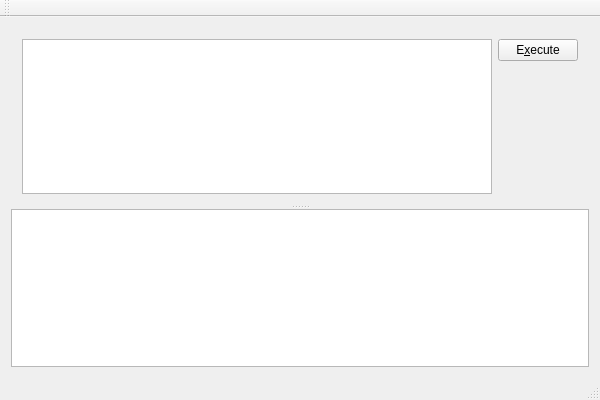
This is mainwindow.ui in Mange/DBLite as Qt 5 draws it before an edit. The edited form follows.
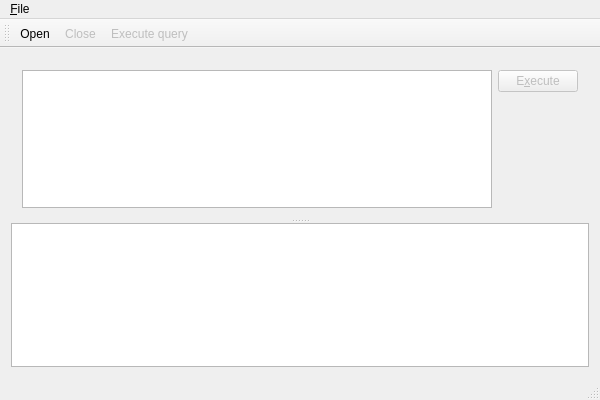
This is the edited form.

Commit message: Connecting and executing SQL is now possible

What changed in the file:
```diff
--- a/mainwindow.ui
+++ b/mainwindow.ui
@@ -20,7 +20,7 @@
       <property name="orientation">
        <enum>Qt::Vertical</enum>
       </property>
-      <widget class="QWidget" name="">
+      <widget class="QWidget" name="layoutWidget">
        <layout class="QHBoxLayout" name="horizontalLayout">
         <item>
          <widget class="QPlainTextEdit" name="queryEdit"/>
@@ -29,6 +29,9 @@
          <layout class="QVBoxLayout" name="verticalLayout">
           <item>
            <widget class="QPushButton" name="executeQueryButton">
+            <property name="enabled">
+             <bool>false</bool>
+            </property>
             <property name="text">
              <string>E&amp;xecute</string>
             </property>
@@ -65,6 +68,16 @@
      <height>22</height>
     </rect>
    </property>
+   <widget class="QMenu" name="menu_File">
+    <property name="title">
+     <string>&amp;File</string>
+    </property>
+    <addaction name="actionOpen"/>
+    <addaction name="actionClose"/>
+    <addaction name="separator"/>
+    <addaction name="actionExecute_query"/>
+   </widget>
+   <addaction name="menu_File"/>
   </widget>
   <widget class="QToolBar" name="mainToolBar">
    <attribute name="toolBarArea">
@@ -73,8 +86,53 @@
    <attribute name="toolBarBreak">
     <bool>false</bool>
    </attribute>
+   <addaction name="actionOpen"/>
+   <addaction name="actionClose"/>
+   <addaction name="actionExecute_query"/>
   </widget>
   <widget class="QStatusBar" name="statusBar"/>
+  <action name="actionOpen">
+   <property name="text">
+    <string>Open</string>
+   </property>
+   <property name="toolTip">
+    <string>Open a SQLite 3 database</string>
+   </property>
+   <property name="shortcut">
+    <string>Ctrl+O</string>
+   </property>
+   <property name="menuRole">
+    <enum>QAction::TextHeuristicRole</enum>
+   </property>
+  </action>
+  <action name="actionExecute_query">
+   <property name="enabled">
+    <bool>false</bool>
+   </property>
+   <property name="text">
+    <string>Execute query</string>
+   </property>
+   <property name="toolTip">
+    <string>Execute the entered query</string>
+   </property>
+   <property name="shortcut">
+    <string>Ctrl+E</string>
+   </property>
+  </action>
+  <action name="actionClose">
+   <property name="enabled">
+    <bool>false</bool>
+   </property>
+   <property name="text">
+    <string>Close</string>
+   </property>
+   <property name="toolTip">
+    <string>Close the opened database</string>
+   </property>
+   <property name="shortcut">
+    <string>Ctrl+W</string>
+   </property>
+  </action>
  </widget>
  <layoutdefault spacing="6" margin="11"/>
  <resources/>
```
Left out of the diff: 19 changed lines with no effect on the pictures. The commit also changes 2 other files.
